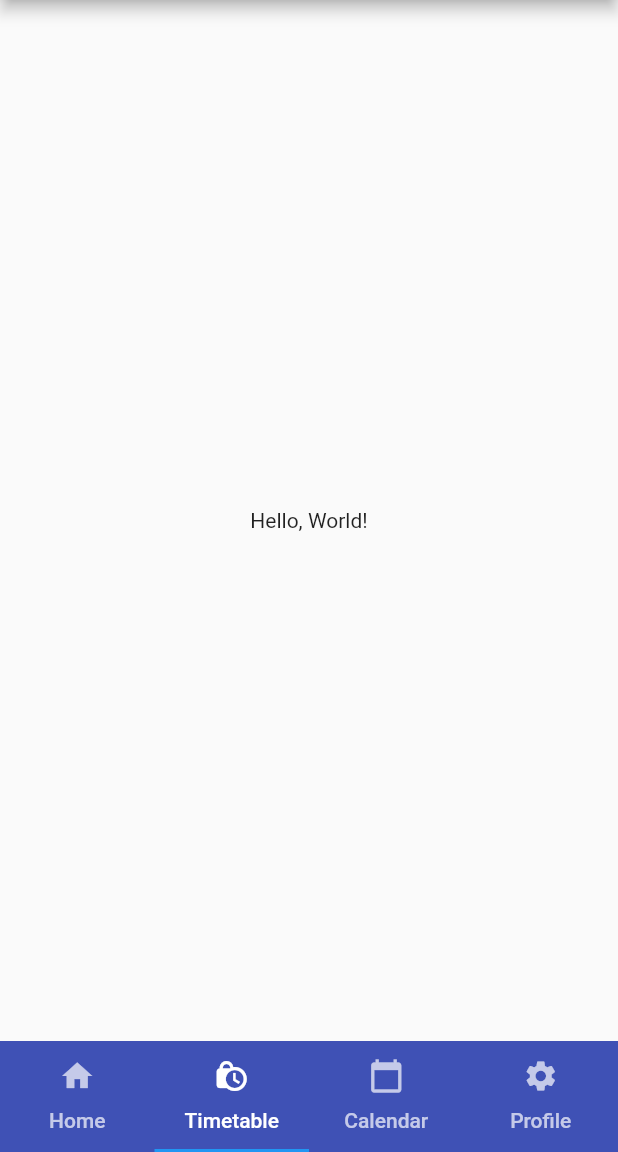
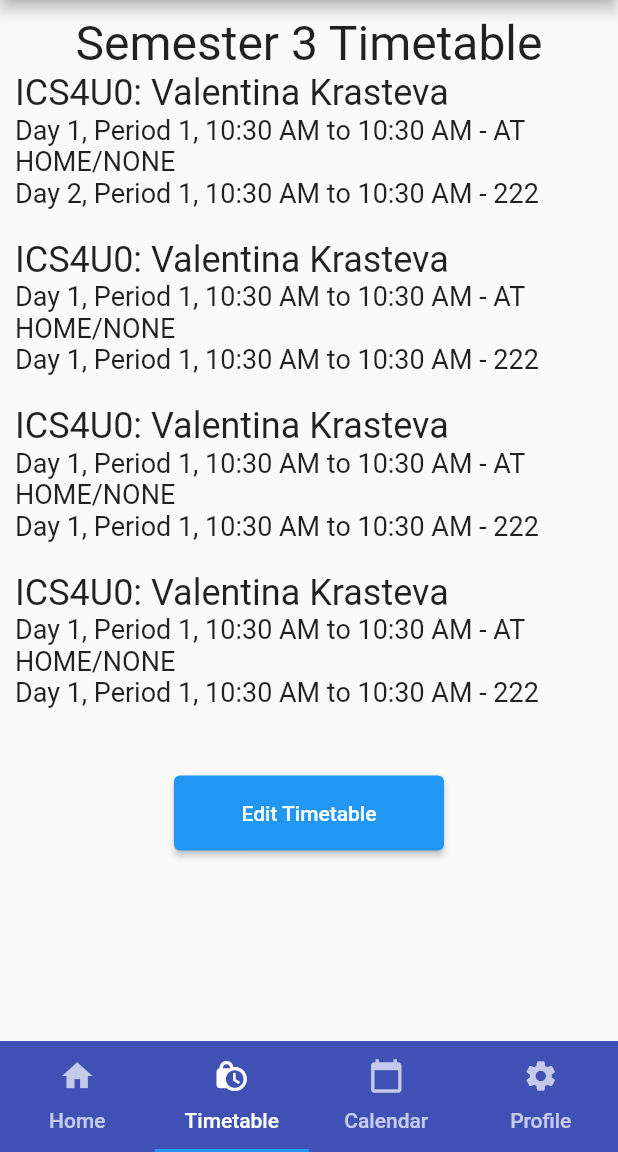
Before and after one commit to toolmac/app, a Flutter app: the screen it shows after launch, item 2 of the bottom bar chosen, on a phone screen of 412 x 824 dp, the part 84-1236 px from its top. Run offline on Flutter 3.47's test engine with Material 2 defaults, Android fonts, the phone set to English and light mode, and no system bars; our stand-ins replace table_calendar.

Commit message:
Implement UI of timetable page

```diff
--- a/lib/main.dart
+++ b/lib/main.dart
@@ -28,7 +28,8 @@ class HomePage extends StatefulWidget {
   _HomePageState createState() => _HomePageState();
 }
 
-class _HomePageState extends State<HomePage> with SingleTickerProviderStateMixin {
+class _HomePageState extends State<HomePage>
+    with SingleTickerProviderStateMixin {
   late final TabController _controller;
 
   @override
@@ -50,19 +51,16 @@ class _HomePageState extends State<HomePage> with SingleTickerProviderStateMixin
         title: Text('ToolMac'),
       ),
       body: new GestureDetector(
-        onTap: () => {
-          FocusScope.of(context).requestFocus(new FocusNode())
-        },
+          onTap: () => {FocusScope.of(context).requestFocus(new FocusNode())},
           child: TabBarView(
             controller: _controller,
             children: <Widget>[
               AnnouncementsScreen(),
               TimetableScreen(),
               CalendarScreen(),
-            SettingsScreen(),
+              ProfileScreen(),
             ],
-        )
-      ),
+          )),
       bottomNavigationBar: Container(
         child: Material(
           color: Colors.indigo,
@@ -94,7 +92,11 @@ class _HomePageState extends State<HomePage> with SingleTickerProviderStateMixin
 }
 
 class Announcement {
-  Announcement({required this.title, required this.from, required this.created, required this.content});
+  Announcement(
+      {required this.title,
+      required this.from,
+      required this.created,
+      required this.content});
 
   final String title;
   final String from;
@@ -134,28 +136,23 @@ class _AnnouncementWidgetState extends State<AnnouncementWidget> {
               Text(
                 widget.announcement.from,
               ),
-              Text(
-                widget.announcement.created.toString()
-              ),
-              Text(
-                widget.announcement.content
-              ),
+              Text(widget.announcement.created.toString()),
+              Text(widget.announcement.content),
             ],
           ),
-        )
-      )
-    );
+        )));
   }
 }
 
 class AnnouncementsScreen extends StatefulWidget {
-  AnnouncementsScreen ({Key? key}) : super(key: key);
+  AnnouncementsScreen({Key? key}) : super(key: key);
 
   @override
   _AnnouncementsScreenState createState() => _AnnouncementsScreenState();
 }
 
-class _AnnouncementsScreenState extends State<AnnouncementsScreen> with AutomaticKeepAliveClientMixin<AnnouncementsScreen> {
+class _AnnouncementsScreenState extends State<AnnouncementsScreen>
+    with AutomaticKeepAliveClientMixin<AnnouncementsScreen> {
   @override
   bool get wantKeepAlive => true;
 
@@ -165,8 +162,7 @@ class _AnnouncementsScreenState extends State<AnnouncementsScreen> with Automati
     return Container(
       child: SingleChildScrollView(
         child: Center(
-          child: Column(
-            children: <Widget>[
+          child: Column(children: <Widget>[
             AnnouncementWidget(Announcement(
               title: 'THIS IS AN ANNOUNCEMENT',
               from: 'TOOLMAC ADMINS',
@@ -177,7 +173,8 @@ class _AnnouncementsScreenState extends State<AnnouncementsScreen> with Automati
               title: 'THIS IS AN ANNOUNCEMENT',
               from: 'TOOLMAC ADMINS',
               created: DateTime.now(),
-                content: '''Lorem ipsum dolor sit amet, consectetur adipiscing elit. Maecenas ut sodales quam. Nam sollicitudin, ex id accumsan commodo, nisi tellus facilisis leo, a egestas elit erat at risus. Maecenas tempus id magna ac pulvinar. Nullam vestibulum suscipit venenatis. Quisque ac eros gravida, finibus odio eget, blandit purus. Donec eget arcu vitae libero laoreet egestas eget nec purus. Ut vel nunc lorem. Sed vel commodo dui, ac aliquam dui. Morbi elementum dignissim placerat.
+              content:
+                  '''Lorem ipsum dolor sit amet, consectetur adipiscing elit. Maecenas ut sodales quam. Nam sollicitudin, ex id accumsan commodo, nisi tellus facilisis leo, a egestas elit erat at risus. Maecenas tempus id magna ac pulvinar. Nullam vestibulum suscipit venenatis. Quisque ac eros gravida, finibus odio eget, blandit purus. Donec eget arcu vitae libero laoreet egestas eget nec purus. Ut vel nunc lorem. Sed vel commodo dui, ac aliquam dui. Morbi elementum dignissim placerat.
 
   Suspendisse a nunc quis sapien auctor tincidunt. Class aptent taciti sociosqu ad litora torquent per conubia nostra, per inceptos himenaeos. Proin maximus quam sed ligula facilisis efficitur. Mauris viverra libero at tristique mattis. Suspendisse eget lobortis est. Quisque a vestibulum velit. In odio lacus, pellentesque ac risus id, consequat fringilla lorem.
 
@@ -207,34 +204,216 @@ class _AnnouncementsScreenState extends State<AnnouncementsScreen> with Automati
               created: DateTime.now(),
               content: 'This is a test.',
             )),
-            ]
-          ),
+          ]),
         ),
       ),
     );
   }
 }
 
+class TimetablePeriod {
+  TimetablePeriod(
+      {required this.day,
+      required this.periodName,
+      required this.start,
+      required this.end,
+      this.roomCode});
+
+  final int day;
+  final String periodName;
+  final TimeOfDay start;
+  final TimeOfDay end;
+  final int? roomCode;
+}
+
+class TimetableEntry {
+  const TimetableEntry(
+      {required this.courseCode, this.teacher, this.periods = const []});
+
+  final String courseCode;
+  final String? teacher;
+  final List<TimetablePeriod> periods;
+}
+
+class Timetable {
+  const Timetable({this.semester, this.entries = const []});
+
+  final int? semester;
+  final List<TimetableEntry> entries;
+}
+
 class TimetableScreen extends StatefulWidget {
-  TimetableScreen ({Key? key}) : super(key: key);
+  TimetableScreen({Key? key}) : super(key: key);
 
   @override
-  _TimetableScreenState createState() => _TimetableScreenState();
+  _TimetableScreenState createState() => _TimetableScreenState(
+          // test timetable
+          timetable: Timetable(
+        semester: 3,
+        entries: [
+          TimetableEntry(
+            courseCode: 'ICS4U0',
+            teacher: 'Valentina Krasteva',
+            periods: [
+              TimetablePeriod(
+                day: 1,
+                periodName: 'Period 1',
+                start: TimeOfDay.now(),
+                end: TimeOfDay.now(),
+              ),
+              TimetablePeriod(
+                day: 2,
+                periodName: 'Period 1',
+                start: TimeOfDay.now(),
+                end: TimeOfDay.now(),
+                roomCode: 222,
+              ),
+            ],
+          ),
+          TimetableEntry(
+            courseCode: 'ICS4U0',
+            teacher: 'Valentina Krasteva',
+            periods: [
+              TimetablePeriod(
+                day: 1,
+                periodName: 'Period 1',
+                start: TimeOfDay.now(),
+                end: TimeOfDay.now(),
+              ),
+              TimetablePeriod(
+                day: 1,
+                periodName: 'Period 1',
+                start: TimeOfDay.now(),
+                end: TimeOfDay.now(),
+                roomCode: 222,
+              ),
+            ],
+          ),
+          TimetableEntry(
+            courseCode: 'ICS4U0',
+            teacher: 'Valentina Krasteva',
+            periods: [
+              TimetablePeriod(
+                day: 1,
+                periodName: 'Period 1',
+                start: TimeOfDay.now(),
+                end: TimeOfDay.now(),
+              ),
+              TimetablePeriod(
+                day: 1,
+                periodName: 'Period 1',
+                start: TimeOfDay.now(),
+                end: TimeOfDay.now(),
+                roomCode: 222,
+              ),
+            ],
+          ),
+          TimetableEntry(
+            courseCode: 'ICS4U0',
+            teacher: 'Valentina Krasteva',
+            periods: [
+              TimetablePeriod(
+                day: 1,
+                periodName: 'Period 1',
+                start: TimeOfDay.now(),
+                end: TimeOfDay.now(),
+              ),
+              TimetablePeriod(
+                day: 1,
+                periodName: 'Period 1',
+                start: TimeOfDay.now(),
+                end: TimeOfDay.now(),
+                roomCode: 222,
+              ),
+            ],
+          ),
+        ],
+      ));
 }
 
-class _TimetableScreenState extends State<TimetableScreen> with AutomaticKeepAliveClientMixin<TimetableScreen> {
+class _TimetableScreenState extends State<TimetableScreen>
+    with AutomaticKeepAliveClientMixin<TimetableScreen> {
   @override
   bool get wantKeepAlive => true;
+
+  _TimetableScreenState({this.timetable = const Timetable()});
 
   @override
   Widget build(BuildContext context) {
     super.build(context);
-    return Center(child: Text('Hello, World!'));
+    var sem = timetable.semester;
+    return Container(
+      margin: EdgeInsets.all(10.0),
+      child: Column(
+        children: <Widget>[
+          if (sem != null)
+            Text(
+              'Semester $sem Timetable',
+              style: TextStyle(
+                fontSize: 32,
+              ),
+            ),
+          for (TimetableEntry entry in timetable.entries)
+            Container(
+                child: Column(
+              crossAxisAlignment: CrossAxisAlignment.start,
+              children: <Widget>[
+                Row(children: <Widget>[
+                  Text(
+                    entry.courseCode +
+                        ((entry.teacher == null)
+                            ? ''
+                            : ': ' + (entry.teacher ?? '')),
+                    style: TextStyle(
+                      fontSize: 24,
+                    ),
+                  ),
+                ]),
+                Column(
+                  crossAxisAlignment: CrossAxisAlignment.start,
+                  children: entry.periods
+                      .map((TimetablePeriod p) => Text(
+                            'Day ' +
+                                p.day.toString() +
+                                ', ' +
+                                p.periodName +
+                                ', ' +
+                                p.start.format(context) +
+                                ' to ' +
+                                p.end.format(context) +
+                                ' - ' +
+                                (p.roomCode?.toString() ?? 'AT HOME/NONE'),
+                            style: TextStyle(
+                              fontSize: 18,
+                            ),
+                          ))
+                      .toList(),
+                ),
+                SizedBox(
+                  height: 20,
+                ),
+              ],
+            )),
+          Padding(
+            padding: EdgeInsets.only(top: 25),
+            child: ElevatedButton(
+              child: Text('Edit Timetable'),
+              onPressed: () {},
+              style: ButtonStyle(
+                minimumSize: MaterialStateProperty.all(Size(180, 50)),
+              ),
+            ),
+          ),
+        ],
+      ),
+    );
   }
+
+  Timetable timetable;
 }
 
 class CalendarScreen extends StatefulWidget {
-  CalendarScreen ({Key? key}) : super(key: key);
+  CalendarScreen({Key? key}) : super(key: key);
 
   @override
   _CalendarScreenState createState() => _CalendarScreenState();
@@ -249,7 +428,8 @@ class Event {
   String toString() => title;
 }
 
-class _CalendarScreenState extends State<CalendarScreen> with AutomaticKeepAliveClientMixin<CalendarScreen> {
+class _CalendarScreenState extends State<CalendarScreen>
+    with AutomaticKeepAliveClientMixin<CalendarScreen> {
   @override
   bool get wantKeepAlive => true;
 
@@ -257,17 +437,21 @@ class _CalendarScreenState extends State<CalendarScreen> with AutomaticKeepAlive
   DateTime? _selectedDay;
 
   List<Event> _getEvents(DateTime? day) {
-    if(day == null) {
+    if (day == null) {
       return [];
     }
-    return [Event('SCHOOL DAY'), Event('SCHOOL DAY'), Event('SCHOOL DAY'), Event('SCHOOL DAY')];
+    return [
+      Event('SCHOOL DAY'),
+      Event('SCHOOL DAY'),
+      Event('SCHOOL DAY'),
+      Event('SCHOOL DAY')
+    ];
   }
 
   @override
   Widget build(BuildContext context) {
     super.build(context);
-    return Column(
-      children: [
+    return Column(children: [
       TableCalendar<Event>(
         firstDay: DateTime.utc(2020, 10, 16),
         lastDay: DateTime.utc(2021, 10, 14),
@@ -276,7 +460,7 @@ class _CalendarScreenState extends State<CalendarScreen> with AutomaticKeepAlive
           return isSameDay(_selectedDay, day);
         },
         onDaySelected: (selectedDay, focusedDay) {
-            if(!isSameDay(_selectedDay, selectedDay)) {
+          if (!isSameDay(_selectedDay, selectedDay)) {
             setState(() {
               _selectedDay = selectedDay;
               _focusedDay = focusedDay;
@@ -285,21 +469,22 @@ class _CalendarScreenState extends State<CalendarScreen> with AutomaticKeepAlive
         },
       ),
       Column(
-          children: _getEvents(_selectedDay).map((event) => Text(event.title)).toList()
-        )
-      ]
-    );
+          children: _getEvents(_selectedDay)
+              .map((event) => Text(event.title))
+              .toList())
+    ]);
   }
 }
 
-class SettingsScreen extends StatefulWidget {
-  SettingsScreen ({Key? key}) : super(key: key);
+class ProfileScreen extends StatefulWidget {
+  ProfileScreen({Key? key}) : super(key: key);
 
   @override
-  _SettingsScreenState createState() => _SettingsScreenState();
+  _ProfileScreenState createState() => _ProfileScreenState();
 }
 
-class _SettingsScreenState extends State<SettingsScreen> with AutomaticKeepAliveClientMixin<SettingsScreen> {
+class _ProfileScreenState extends State<ProfileScreen>
+    with AutomaticKeepAliveClientMixin<ProfileScreen> {
   @override
   bool get wantKeepAlive => true;
 
@@ -312,9 +497,7 @@ class _SettingsScreenState extends State<SettingsScreen> with AutomaticKeepAlive
       child: Center(
         child: Column(
           children: <Widget>[
-            Row(
-              mainAxisAlignment: MainAxisAlignment.center,
-              children: <Widget>[
+            Row(mainAxisAlignment: MainAxisAlignment.center, children: <Widget>[
               Text(
                 'Username: ',
                 style: TextStyle(
@@ -329,11 +512,8 @@ class _SettingsScreenState extends State<SettingsScreen> with AutomaticKeepAlive
                   fontSize: 24,
                 ),
               ),
-              ]
-            ),
-            Row(
-              mainAxisAlignment: MainAxisAlignment.center,
-              children: <Widget>[
+            ]),
+            Row(mainAxisAlignment: MainAxisAlignment.center, children: <Widget>[
               Text(
                 'Email: ',
                 style: TextStyle(
@@ -348,11 +528,8 @@ class _SettingsScreenState extends State<SettingsScreen> with AutomaticKeepAlive
                   fontSize: 24,
                 ),
               ),
-              ]
-            ),
-            Row(
-              mainAxisAlignment: MainAxisAlignment.center,
-              children: <Widget>[
+            ]),
+            Row(mainAxisAlignment: MainAxisAlignment.center, children: <Widget>[
               Text(
                 'First Name: ',
                 style: TextStyle(
@@ -367,11 +544,8 @@ class _SettingsScreenState extends State<SettingsScreen> with AutomaticKeepAlive
                   fontSize: 24,
                 ),
               ),
-              ]
-            ),
-            Row(
-              mainAxisAlignment: MainAxisAlignment.center,
-              children: <Widget>[
+            ]),
+            Row(mainAxisAlignment: MainAxisAlignment.center, children: <Widget>[
               Text(
                 'Last Name: ',
                 style: TextStyle(
@@ -386,8 +560,7 @@ class _SettingsScreenState extends State<SettingsScreen> with AutomaticKeepAlive
                   fontSize: 24,
                 ),
               ),
-              ]
-            ),
+            ]),
             Padding(
               padding: EdgeInsets.only(top: 20),
               child: ElevatedButton(
```
Lines whose indentation alone changed are shown as unchanged.
